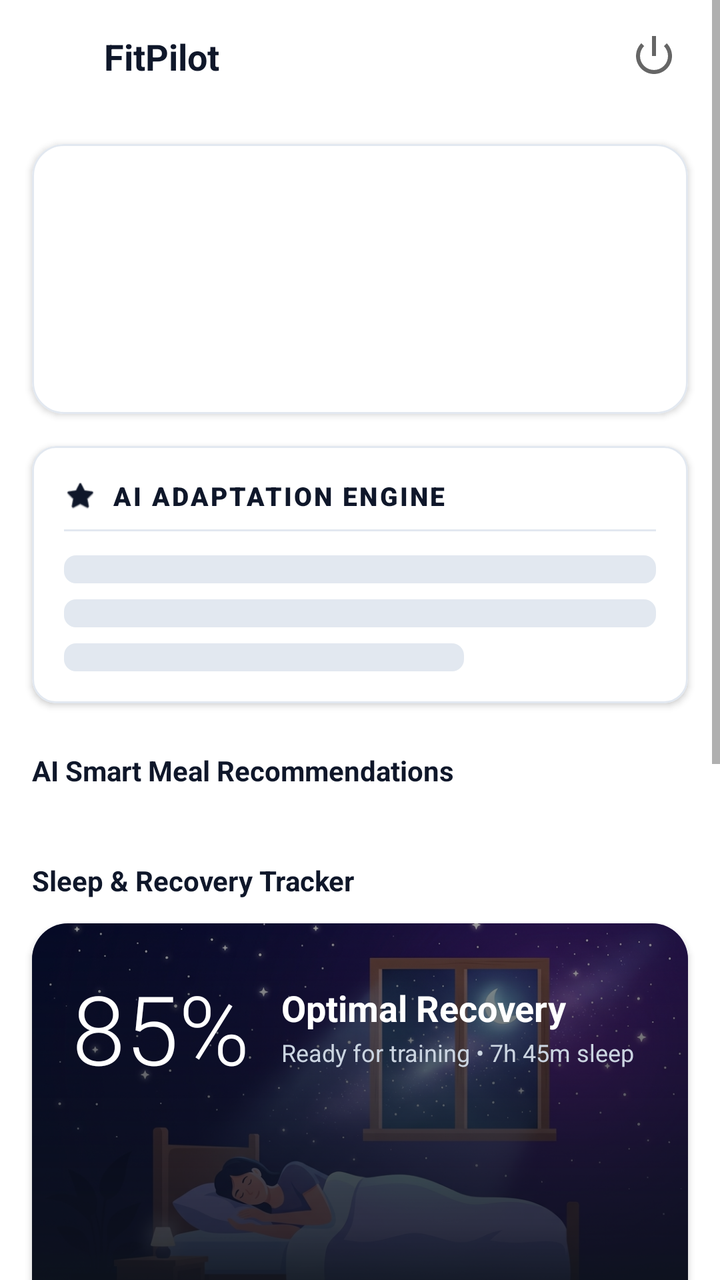
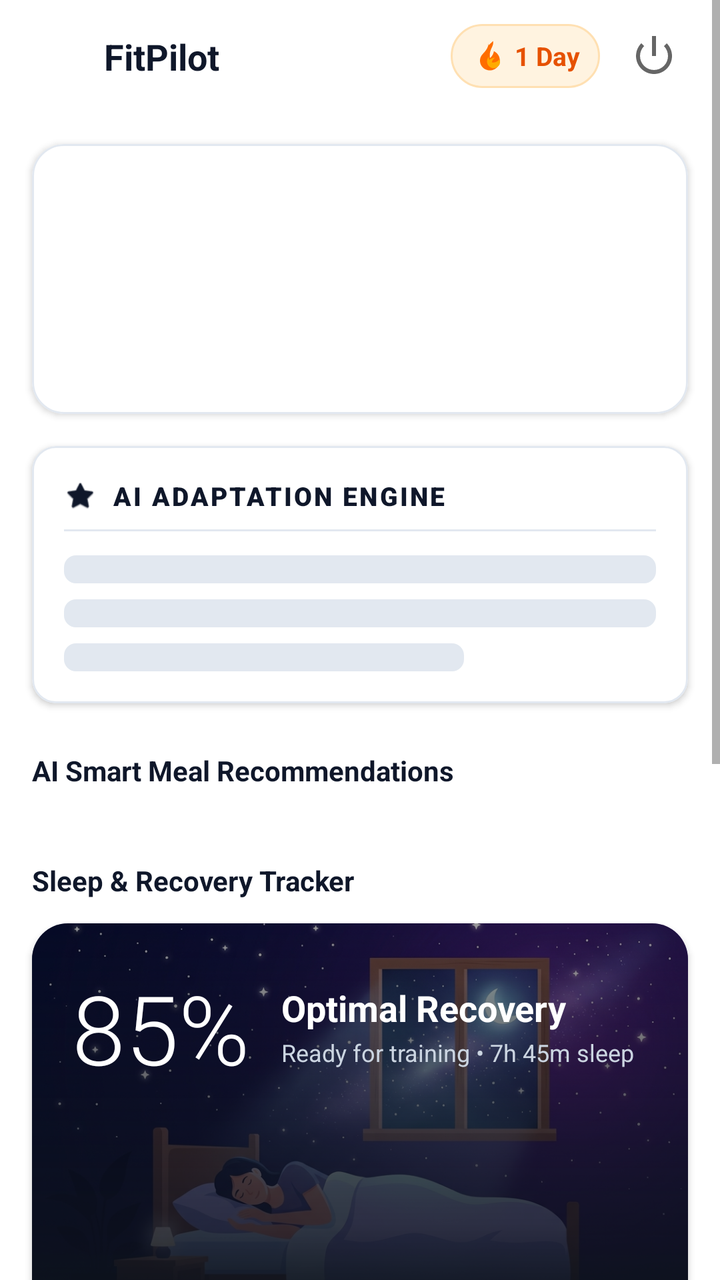

Two renders of the same Android screen: before a commit and after it. Below are the layout's source before the change and the commit's diff.
<!-- AndroidManifest.xml: application theme Theme.FitPilot -->
<!-- res/layout/fragment_dashboard.xml -->
<?xml version="1.0" encoding="utf-8"?>
<ScrollView xmlns:android="http://schemas.android.com/apk/res/android"
    xmlns:app="http://schemas.android.com/apk/res-auto"
    android:layout_width="match_parent"
    android:layout_height="match_parent"
    android:background="@color/background"
    android:fillViewport="true">

    <androidx.constraintlayout.widget.ConstraintLayout
        android:layout_width="match_parent"
        android:layout_height="wrap_content"
        android:paddingBottom="24dp">

        
        <View
            android:id="@+id/topBar"
            android:layout_width="match_parent"
            android:layout_height="56dp"
            android:background="@color/white"
            app:layout_constraintTop_toTopOf="parent" />

        <ImageView
            android:id="@+id/ivAppIcon"
            android:layout_width="28dp"
            android:layout_height="28dp"
            android:layout_marginStart="16dp"
            android:src="@drawable/logo"
            app:layout_constraintTop_toTopOf="@id/topBar"
            app:layout_constraintBottom_toBottomOf="@id/topBar"
            app:layout_constraintStart_toStartOf="parent" />

        <TextView
            android:id="@+id/tvAppTitle"
            android:layout_width="wrap_content"
            android:layout_height="wrap_content"
            android:text="FitPilot"
            android:textColor="@color/text_primary"
            android:textSize="18sp"
            android:textStyle="bold"
            android:layout_marginStart="8dp"
            app:layout_constraintTop_toTopOf="@id/topBar"
            app:layout_constraintBottom_toBottomOf="@id/topBar"
            app:layout_constraintStart_toEndOf="@id/ivAppIcon" />

        <ImageButton
            android:id="@+id/btnLogout"
            android:layout_width="34dp"
            android:layout_height="34dp"
            android:layout_marginEnd="16dp"
            android:background="@android:color/transparent"
            android:src="@android:drawable/ic_lock_power_off"
            app:layout_constraintTop_toTopOf="@id/topBar"
            app:layout_constraintBottom_toBottomOf="@id/topBar"
            app:layout_constraintEnd_toEndOf="parent" />

        
        <com.google.android.material.card.MaterialCardView
            android:id="@+id/cardDashboardBanner"
            android:layout_width="match_parent"
            android:layout_height="135dp"
            android:layout_marginTop="16dp"
            android:layout_marginHorizontal="16dp"
            app:cardCornerRadius="16dp"
            app:cardElevation="2dp"
            app:strokeWidth="1dp"
            app:strokeColor="@color/border"
            app:layout_constraintTop_toBottomOf="@id/topBar">

            <FrameLayout
                android:layout_width="match_parent"
                android:layout_height="match_parent">

                <ImageView
                    android:layout_width="match_parent"
                    android:layout_height="match_parent"
                    android:scaleType="centerCrop"
                    android:src="@drawable/dashboard_banner" />

                
                <LinearLayout
                    android:layout_width="wrap_content"
                    android:layout_height="wrap_content"
                    android:layout_gravity="center_vertical|start"
                    android:orientation="vertical"
                    android:paddingStart="20dp"
                    android:paddingEnd="20dp">

                    <TextView
                        android:id="@+id/tvDate"
                        android:layout_width="wrap_content"
                        android:layout_height="wrap_content"
                        android:text="Sunday, Jul 12"
                        android:textColor="#B3FFFFFF"
                        android:textSize="12sp"
                        android:textStyle="bold" />

                    <TextView
                        android:id="@+id/tvGreeting"
                        android:layout_width="wrap_content"
                        android:layout_height="wrap_content"
                        android:text="Good morning, Pilot"
                        android:textColor="#FFFFFF"
                        android:textSize="20sp"
                        android:textStyle="bold"
                        android:layout_marginTop="4dp" />
                </LinearLayout>
            </FrameLayout>
        </com.google.android.material.card.MaterialCardView>

        
        <com.google.android.material.card.MaterialCardView
            android:id="@+id/cardAdaptation"
            android:layout_width="match_parent"
            android:layout_height="wrap_content"
            android:layout_marginTop="16dp"
            android:layout_marginHorizontal="16dp"
            app:cardCornerRadius="12dp"
            app:cardElevation="2dp"
            app:strokeColor="@color/border"
            app:strokeWidth="1dp"
            app:layout_constraintTop_toBottomOf="@id/cardDashboardBanner">

            <LinearLayout
                android:layout_width="match_parent"
                android:layout_height="wrap_content"
                android:orientation="vertical"
                android:padding="16dp">

                <LinearLayout
                    android:layout_width="match_parent"
                    android:layout_height="wrap_content"
                    android:orientation="horizontal"
                    android:gravity="center_vertical"
                    android:paddingBottom="8dp">

                    <ImageView
                        android:layout_width="16dp"
                        android:layout_height="16dp"
                        android:src="@android:drawable/btn_star"
                        app:tint="@color/text_primary"
                        android:layout_marginEnd="8dp" />

                    <TextView
                        android:layout_width="wrap_content"
                        android:layout_height="wrap_content"
                        android:text="AI ADAPTATION ENGINE"
                        android:textColor="@color/text_primary"
                        android:textSize="13sp"
                        android:fontFamily="sans-serif-black"
                        android:letterSpacing="0.08"
                        android:textStyle="bold" />
                </LinearLayout>

                <View
                    android:layout_width="match_parent"
                    android:layout_height="1dp"
                    android:background="@color/border" />


                
                <LinearLayout
                    android:id="@+id/llAdaptationSkeleton"
                    android:layout_width="match_parent"
                    android:layout_height="wrap_content"
                    android:orientation="vertical"
                    android:layout_marginTop="12dp"
                    android:visibility="visible">

                    <View
                        android:layout_width="match_parent"
                        android:layout_height="14dp"
                        android:background="@drawable/skeleton_placeholder_bar" />

                    <View
                        android:layout_width="match_parent"
                        android:layout_height="14dp"
                        android:layout_marginTop="8dp"
                        android:background="@drawable/skeleton_placeholder_bar" />

                    <View
                        android:layout_width="200dp"
                        android:layout_height="14dp"
                        android:layout_marginTop="8dp"
                        android:background="@drawable/skeleton_placeholder_bar" />
                </LinearLayout>

                <TextView
                    android:id="@+id/tvAdaptationText"
                    android:layout_width="match_parent"
                    android:layout_height="wrap_content"
                    android:text=""
                    android:textColor="@color/text_primary"
                    android:textSize="14sp"
                    android:fontFamily="sans-serif"
                    android:lineSpacingExtra="6dp"
                    android:layout_marginTop="12dp"
                    android:visibility="gone" />

            </LinearLayout>
        </com.google.android.material.card.MaterialCardView>

        
        <TextView
            android:id="@+id/tvSuggestionsTitle"
            android:layout_width="wrap_content"
            android:layout_height="wrap_content"
            android:text="AI Smart Meal Recommendations"
            android:textColor="@color/text_primary"
            android:textSize="14sp"
            android:textStyle="bold"
            android:layout_marginTop="24dp"
            android:layout_marginStart="16dp"
            app:layout_constraintTop_toBottomOf="@id/cardAdaptation"
            app:layout_constraintStart_toStartOf="parent" />

        <HorizontalScrollView
            android:id="@+id/hsvSuggestions"
            android:layout_width="match_parent"
            android:layout_height="wrap_content"
            android:layout_marginTop="12dp"
            android:scrollbars="none"
            android:clipToPadding="false"
            android:paddingHorizontal="16dp"
            app:layout_constraintTop_toBottomOf="@id/tvSuggestionsTitle">

            <LinearLayout
                android:id="@+id/llSuggestionsContainer"
                android:layout_width="wrap_content"
                android:layout_height="wrap_content"
                android:orientation="horizontal"
                android:gravity="center_vertical" />
        </HorizontalScrollView>

        
        <TextView
            android:id="@+id/tvRecoveryTitle"
            android:layout_width="wrap_content"
            android:layout_height="wrap_content"
            android:text="Sleep &amp; Recovery Tracker"
            android:textColor="@color/text_primary"
            android:textSize="14sp"
            android:textStyle="bold"
            android:layout_marginTop="24dp"
            android:layout_marginStart="16dp"
            app:layout_constraintTop_toBottomOf="@id/hsvSuggestions"
            app:layout_constraintStart_toStartOf="parent" />

        
        <com.google.android.material.card.MaterialCardView
            android:id="@+id/cardRecovery"
            android:layout_width="match_parent"
            android:layout_height="280dp"
            android:layout_marginTop="12dp"
            android:layout_marginHorizontal="16dp"
            app:cardCornerRadius="18dp"
            app:cardElevation="2dp"
            app:strokeWidth="0dp"
            app:layout_constraintTop_toBottomOf="@id/tvRecoveryTitle"
            app:layout_constraintStart_toStartOf="parent"
            app:layout_constraintEnd_toEndOf="parent">

            <FrameLayout
                android:layout_width="match_parent"
                android:layout_height="match_parent">

                
                <ImageView
                    android:layout_width="match_parent"
                    android:layout_height="match_parent"
                    android:src="@drawable/recovery_bg"
                    android:scaleType="centerCrop" />

                
                <View
                    android:layout_width="match_parent"
                    android:layout_height="match_parent"
                    android:background="@drawable/bg_dark_gradient" />

                
                <LinearLayout
                    android:layout_width="match_parent"
                    android:layout_height="match_parent"
                    android:orientation="vertical"
                    android:padding="20dp">

                    
                    <RelativeLayout
                        android:layout_width="match_parent"
                        android:layout_height="wrap_content">

                        <TextView
                            android:id="@+id/tvRecoveryScore"
                            android:layout_width="wrap_content"
                            android:layout_height="wrap_content"
                            android:text="85%"
                            android:textColor="@android:color/white"
                            android:textSize="48sp"
                            android:fontFamily="sans-serif-light" />

                        <TextView
                            android:id="@+id/tvRecoveryStatus"
                            android:layout_width="wrap_content"
                            android:layout_height="wrap_content"
                            android:text="Optimal Recovery"
                            android:textColor="@android:color/white"
                            android:textSize="18sp"
                            android:textStyle="bold"
                            android:layout_toEndOf="@id/tvRecoveryScore"
                            android:layout_marginStart="16dp"
                            android:layout_marginTop="10dp" />

                        <TextView
                            android:id="@+id/tvRecoveryStatusSub"
                            android:layout_width="wrap_content"
                            android:layout_height="wrap_content"
                            android:text="Ready for training • 7h 45m sleep"
                            android:textColor="#CBD5E1"
                            android:textSize="12sp"
                            android:layout_toEndOf="@id/tvRecoveryScore"
                            android:layout_below="@id/tvRecoveryStatus"
                            android:layout_marginStart="16dp"
                            android:layout_marginTop="2dp" />

                    </RelativeLayout>

                    
                    <View
                        android:layout_width="match_parent"
                        android:layout_height="0dp"
                        android:layout_weight="1" />

                    
                    <View
                        android:layout_width="match_parent"
                        android:layout_height="0.5dp"
                        android:background="#33FFFFFF"
                        android:layout_marginBottom="16dp" />

                    
                    <LinearLayout
                        android:layout_width="match_parent"
                        android:layout_height="wrap_content"
                        android:orientation="horizontal"
                        android:gravity="center"
                        android:layout_marginBottom="4dp">

                        
                        <LinearLayout
                            android:layout_width="0dp"
                            android:layout_height="wrap_content"
                            android:layout_weight="1"
                            android:orientation="vertical"
                            android:gravity="center">
                            <TextView
                                android:layout_width="wrap_content"
                                android:layout_height="wrap_content"
                                android:text="11 PM"
                                android:textColor="#94A3B8"
                                android:textSize="10sp" />
                            <ImageView
                                android:layout_width="16dp"
                                android:layout_height="16dp"
                                android:src="@android:drawable/ic_lock_power_off"
                                app:tint="#60A5FA"
                                android:layout_marginTop="6dp" />
                            <TextView
                                android:layout_width="wrap_content"
                                android:layout_height="wrap_content"
                                android:text="Asleep"
                                android:textColor="@android:color/white"
                                android:textSize="11sp"
                                android:textStyle="bold"
                                android:layout_marginTop="4dp" />
                        </LinearLayout>

                        
                        <LinearLayout
                            android:layout_width="0dp"
                            android:layout_height="wrap_content"
                            android:layout_weight="1"
                            android:orientation="vertical"
                            android:gravity="center">
                            <TextView
                                android:layout_width="wrap_content"
                                android:layout_height="wrap_content"
                                android:text="1 AM"
                                android:textColor="#94A3B8"
                                android:textSize="10sp" />
                            <ImageView
                                android:layout_width="16dp"
                                android:layout_height="16dp"
                                android:src="@android:drawable/btn_star"
                                app:tint="#818CF8"
                                android:layout_marginTop="6dp" />
                            <TextView
                                android:layout_width="wrap_content"
                                android:layout_height="wrap_content"
                                android:text="Deep"
                                android:textColor="@android:color/white"
                                android:textSize="11sp"
                                android:textStyle="bold"
                                android:layout_marginTop="4dp" />
                        </LinearLayout>

                        
                        <LinearLayout
                            android:layout_width="0dp"
                            android:layout_height="wrap_content"
                            android:layout_weight="1"
                            android:orientation="vertical"
                            android:gravity="center">
                            <TextView
                                android:layout_width="wrap_content"
                                android:layout_height="wrap_content"
                                android:text="4 AM"
                                android:textColor="#94A3B8"
                                android:textSize="10sp" />
                            <ImageView
                                android:layout_width="16dp"
                                android:layout_height="16dp"
                                android:src="@android:drawable/star_on"
                                app:tint="#34D399"
                                android:layout_marginTop="6dp" />
                            <TextView
                                android:layout_width="wrap_content"
                                android:layout_height="wrap_content"
                                android:text="REM"
                                android:textColor="@android:color/white"
                                android:textSize="11sp"
                                android:textStyle="bold"
                                android:layout_marginTop="4dp" />
                        </LinearLayout>

                        
                        <LinearLayout
                            android:layout_width="0dp"
                            android:layout_height="wrap_content"
                            android:layout_weight="1"
                            android:orientation="vertical"
                            android:gravity="center">
                            <TextView
                                android:layout_width="wrap_content"
                                android:layout_height="wrap_content"
                                android:text="7 AM"
                                android:textColor="#94A3B8"
                                android:textSize="10sp" />
                            <ImageView
                                android:layout_width="16dp"
                                android:layout_height="16dp"
                                android:src="@android:drawable/ic_dialog_info"
                                app:tint="#F59E0B"
                                android:layout_marginTop="6dp" />
                            <TextView
                                android:layout_width="wrap_content"
                                android:layout_height="wrap_content"
                                android:text="Awake"
                                android:textColor="@android:color/white"
                                android:textSize="11sp"
                                android:textStyle="bold"
                                android:layout_marginTop="4dp" />
                        </LinearLayout>

                    </LinearLayout>

                </LinearLayout>

            </FrameLayout>

        </com.google.android.material.card.MaterialCardView>

        
        <TextView
            android:id="@+id/tvMetricsTitle"
            android:layout_width="wrap_content"
            android:layout_height="wrap_content"
            android:text="Daily Performance"
            android:textColor="@color/text_primary"
            android:textSize="14sp"
            android:textStyle="bold"
            android:layout_marginTop="24dp"
            android:layout_marginStart="16dp"
            app:layout_constraintTop_toBottomOf="@id/cardRecovery"
            app:layout_constraintStart_toStartOf="parent" />

        
        <com.google.android.material.card.MaterialCardView
            android:id="@+id/cardWorkoutBurn"
            android:layout_width="0dp"
            android:layout_height="wrap_content"
            android:layout_marginTop="12dp"
            android:layout_marginStart="16dp"
            android:layout_marginEnd="8dp"
            app:cardCornerRadius="12dp"
            app:cardElevation="1dp"
            app:strokeColor="@color/border"
            app:strokeWidth="1dp"
            app:layout_constraintTop_toBottomOf="@id/tvMetricsTitle"
            app:layout_constraintStart_toStartOf="parent"
            app:layout_constraintEnd_toStartOf="@id/cardFoodLogged">

            <LinearLayout
                android:layout_width="match_parent"
                android:layout_height="wrap_content"
                android:orientation="vertical"
                android:padding="12dp">

                <TextView
                    android:layout_width="wrap_content"
                    android:layout_height="wrap_content"
                    android:text="Workout Burn"
                    android:textColor="@color/text_secondary"
                    android:textSize="12sp"
                    android:textStyle="bold" />

                <TextView
                    android:id="@+id/tvWorkoutBurnVal"
                    android:layout_width="wrap_content"
                    android:layout_height="wrap_content"
                    android:text="0 kcal"
                    android:textColor="@color/text_primary"
                    android:textSize="16sp"
                    android:textStyle="bold"
                    android:layout_marginTop="6dp" />

                <TextView
                    android:id="@+id/tvWorkoutBurnSub"
                    android:layout_width="wrap_content"
                    android:layout_height="wrap_content"
                    android:text="0 mins training"
                    android:textColor="@color/text_secondary"
                    android:textSize="10sp"
                    android:layout_marginTop="2dp" />

            </LinearLayout>
        </com.google.android.material.card.MaterialCardView>

        <com.google.android.material.card.MaterialCardView
            android:id="@+id/cardFoodLogged"
            android:layout_width="0dp"
            android:layout_height="wrap_content"
            android:layout_marginTop="12dp"
            android:layout_marginStart="8dp"
            android:layout_marginEnd="16dp"
            app:cardCornerRadius="12dp"
            app:cardElevation="1dp"
            app:strokeColor="@color/border"
            app:strokeWidth="1dp"
            app:layout_constraintTop_toBottomOf="@id/tvMetricsTitle"
            app:layout_constraintStart_toEndOf="@id/cardWorkoutBurn"
            app:layout_constraintEnd_toEndOf="parent">

            <LinearLayout
                android:layout_width="match_parent"
                android:layout_height="wrap_content"
                android:orientation="vertical"
                android:padding="12dp">

                <TextView
                    android:layout_width="wrap_content"
                    android:layout_height="wrap_content"
                    android:text="Food Logged"
                    android:textColor="@color/text_secondary"
                    android:textSize="12sp"
                    android:textStyle="bold" />

                <TextView
                    android:id="@+id/tvFoodLoggedVal"
                    android:layout_width="wrap_content"
                    android:layout_height="wrap_content"
                    android:text="0 kcal"
                    android:textColor="@color/text_primary"
                    android:textSize="16sp"
                    android:textStyle="bold"
                    android:layout_marginTop="6dp" />

                <TextView
                    android:layout_width="wrap_content"
                    android:layout_height="wrap_content"
                    android:text="Budget: 2,000 kcal"
                    android:textColor="@color/text_secondary"
                    android:textSize="10sp"
                    android:layout_marginTop="2dp" />

            </LinearLayout>
        </com.google.android.material.card.MaterialCardView>

        
        <com.google.android.material.card.MaterialCardView
            android:id="@+id/cardExertionRate"
            android:layout_width="0dp"
            android:layout_height="wrap_content"
            android:layout_marginTop="12dp"
            android:layout_marginStart="16dp"
            android:layout_marginEnd="8dp"
            app:cardCornerRadius="12dp"
            app:cardElevation="1dp"
            app:strokeColor="@color/border"
            app:strokeWidth="1dp"
            app:layout_constraintTop_toBottomOf="@id/cardWorkoutBurn"
            app:layout_constraintStart_toStartOf="parent"
            app:layout_constraintEnd_toStartOf="@id/cardProteinBalance">

            <LinearLayout
                android:layout_width="match_parent"
                android:layout_height="wrap_content"
                android:orientation="vertical"
                android:padding="12dp">

                <TextView
                    android:layout_width="wrap_content"
                    android:layout_height="wrap_content"
                    android:text="Exertion Rate"
                    android:textColor="@color/text_secondary"
                    android:textSize="12sp"
                    android:textStyle="bold" />

                <TextView
                    android:id="@+id/tvExertionRateVal"
                    android:layout_width="wrap_content"
                    android:layout_height="wrap_content"
                    android:text="0.0"
                    android:textColor="@color/text_primary"
                    android:textSize="16sp"
                    android:textStyle="bold"
                    android:layout_marginTop="6dp" />

                <TextView
                    android:layout_width="wrap_content"
                    android:layout_height="wrap_content"
                    android:text="Score intensity"
                    android:textColor="@color/text_secondary"
                    android:textSize="10sp"
                    android:layout_marginTop="2dp" />

            </LinearLayout>
        </com.google.android.material.card.MaterialCardView>

        <com.google.android.material.card.MaterialCardView
            android:id="@+id/cardProteinBalance"
            android:layout_width="0dp"
            android:layout_height="wrap_content"
            android:layout_marginTop="12dp"
            android:layout_marginStart="8dp"
            android:layout_marginEnd="16dp"
            app:cardCornerRadius="12dp"
            app:cardElevation="1dp"
            app:strokeColor="@color/border"
            app:strokeWidth="1dp"
            app:layout_constraintTop_toBottomOf="@id/cardFoodLogged"
            app:layout_constraintStart_toEndOf="@id/cardExertionRate"
            app:layout_constraintEnd_toEndOf="parent">

            <LinearLayout
                android:layout_width="match_parent"
                android:layout_height="wrap_content"
                android:orientation="vertical"
                android:padding="12dp">

                <TextView
                    android:layout_width="wrap_content"
                    android:layout_height="wrap_content"
                    android:text="Protein Balance"
                    android:textColor="@color/text_secondary"
                    android:textSize="12sp"
                    android:textStyle="bold" />

                <TextView
                    android:id="@+id/tvProteinBalanceVal"
                    android:layout_width="wrap_content"
                    android:layout_height="wrap_content"
                    android:text="0g"
                    android:textColor="@color/text_primary"
                    android:textSize="16sp"
                    android:textStyle="bold"
                    android:layout_marginTop="6dp" />

                <TextView
                    android:id="@+id/tvMacrosSub"
                    android:layout_width="wrap_content"
                    android:layout_height="wrap_content"
                    android:text="C: 0g • F: 0g"
                    android:textColor="@color/text_secondary"
                    android:textSize="10sp"
                    android:layout_marginTop="2dp" />

            </LinearLayout>
        </com.google.android.material.card.MaterialCardView>

        
        <Button
            android:id="@+id/btnSync"
            android:layout_width="match_parent"
            android:layout_height="48dp"
            android:layout_marginTop="24dp"
            android:layout_marginHorizontal="16dp"
            android:text="Sync Metabolic Stats"
            android:textColor="@color/text_primary"
            android:textStyle="bold"
            android:backgroundTint="@color/background"
            app:strokeColor="@color/border"
            app:strokeWidth="1dp"
            app:cornerRadius="8dp"
            app:layout_constraintTop_toBottomOf="@id/cardExertionRate" />

    </androidx.constraintlayout.widget.ConstraintLayout>
</ScrollView>
<!-- resources referenced by this layout -->
<resources>
  <color name="background">#FFFFFF</color>
  <color name="border">#E2E8F0</color>
  <color name="text_primary">#0F172A</color>
  <color name="text_secondary">#64748B</color>
  <color name="white">#FFFFFF</color>
  <!-- drawable bg_dark_gradient (drawable) -->
  <?xml version="1.0" encoding="utf-8"?>
  <shape xmlns:android="http://schemas.android.com/apk/res/android"
      android:shape="rectangle">
      <gradient
          android:angle="270"
          android:startColor="#66000000"
          android:centerColor="#CC0B0F19"
          android:endColor="#FA0B0F19" />
  </shape>
  <!-- drawable recovery_bg: png bitmap (drawable, 915239 bytes) -->
  <!-- drawable skeleton_placeholder_bar (drawable) -->
  <?xml version="1.0" encoding="utf-8"?>
  <shape xmlns:android="http://schemas.android.com/apk/res/android"
      android:shape="rectangle">
      <corners android:radius="6dp" />
      <solid android:color="#E2E8F0" />
  </shape>
  <style name="Theme.FitPilot" parent="Theme.MaterialComponents.Light.NoActionBar">
          <item name="colorPrimary">@color/primary</item>
          <item name="colorPrimaryVariant">@color/primary_dark</item>
          <item name="colorOnPrimary">@color/white</item>
          <item name="colorSecondary">@color/accent</item>
          <item name="colorSecondaryVariant">@color/accent_light</item>
          <item name="colorOnSecondary">@color/white</item>
          <item name="android:statusBarColor">@color/white</item>
          <item name="android:windowLightStatusBar">true</item>
          <item name="android:windowBackground">@color/background</item>
      </style>
  <color name="primary">#0F172A</color>
  <color name="primary_dark">#090D1A</color>
  <color name="accent">#3B82F6</color>
  <color name="accent_light">#60A5FA</color>
</resources>

<!-- the commit's change to res/layout/fragment_dashboard.xml (unified diff, before → after) -->
@@ -41,6 +41,35 @@
             app:layout_constraintTop_toTopOf="@id/topBar"
             app:layout_constraintBottom_toBottomOf="@id/topBar"
             app:layout_constraintStart_toEndOf="@id/ivAppIcon" />
+
+        <LinearLayout
+            android:id="@+id/llStreakBadge"
+            android:layout_width="wrap_content"
+            android:layout_height="32dp"
+            android:layout_marginEnd="10dp"
+            android:background="@drawable/bg_streak_pill"
+            android:gravity="center_vertical"
+            android:orientation="horizontal"
+            android:paddingHorizontal="10dp"
+            app:layout_constraintBottom_toBottomOf="@id/topBar"
+            app:layout_constraintEnd_toStartOf="@id/btnLogout"
+            app:layout_constraintTop_toTopOf="@id/topBar">
+
+            <ImageView
+                android:layout_width="18dp"
+                android:layout_height="18dp"
+                android:src="@drawable/ic_fire" />
+
+            <TextView
+                android:id="@+id/tvStreakCount"
+                android:layout_width="wrap_content"
+                android:layout_height="wrap_content"
+                android:layout_marginStart="4dp"
+                android:text="1 Day"
+                android:textColor="#E65100"
+                android:textSize="13sp"
+                android:textStyle="bold" />
+        </LinearLayout>
 
         <ImageButton
             android:id="@+id/btnLogout"
<!-- resource entries referenced after the edit -->
@@ -15,6 +15,29 @@
           android:centerColor="#CC0B0F19"
           android:endColor="#FA0B0F19" />
   </shape>
+  <!-- drawable bg_streak_pill (drawable) -->
+  <?xml version="1.0" encoding="utf-8"?>
+  <shape xmlns:android="http://schemas.android.com/apk/res/android"
+      android:shape="rectangle">
+      <solid android:color="#FFF3E0" />
+      <corners android:radius="16dp" />
+      <stroke
+          android:width="1dp"
+          android:color="#FFE0B2" />
+  </shape>
+  <!-- drawable ic_fire (drawable) -->
+  <vector xmlns:android="http://schemas.android.com/apk/res/android"
+      android:width="24dp"
+      android:height="24dp"
+      android:viewportWidth="24"
+      android:viewportHeight="24">
+      <path
+          android:fillColor="#FF6D00"
+          android:pathData="M12,2.02c0.23,2.44 -0.66,4.68 -2.14,6.58 -1.25,1.6 -2.86,2.78 -3.42,4.82 -0.83,3.01 0.63,6.23 3.56,7.58 2.93,1.35 6.44,0.38 8.27,-2.28 1.83,-2.66 1.48,-6.29 -0.81,-8.53 -0.58,-0.57 -1.25,-1.05 -1.96,-1.42 -0.27,1.86 -1.24,3.46 -2.62,4.6 -0.35,-1.98 -0.12,-3.98 0.67,-5.79 0.78,-1.81 1.76,-3.41 1.45,-5.56 -1.02,0.92 -2.04,1.85 -3,2.78z"/>
+      <path
+          android:fillColor="#FFAB00"
+          android:pathData="M11.97,12.55c-1.02,1.3 -1.33,2.97 -0.84,4.52 0.49,1.55 1.75,2.69 3.32,3.01 1.57,0.32 3.16,-0.25 4.19,-1.49 1.03,-1.24 1.25,-2.93 0.58,-4.43 -0.59,0.78 -1.37,1.4 -2.28,1.79 -0.91,0.39 -1.92,0.48 -2.88,0.25 0.38,-1.28 1.15,-2.38 2.21,-3.14 -1.43,0.18 -2.78,0.73 -3.9,1.57 -0.15,-0.72 -0.29,-1.38 -0.4,-2.08z"/>
+  </vector>
   <!-- drawable recovery_bg: png bitmap (drawable, 915239 bytes) -->
   <!-- drawable skeleton_placeholder_bar (drawable) -->
   <?xml version="1.0" encoding="utf-8"?>
